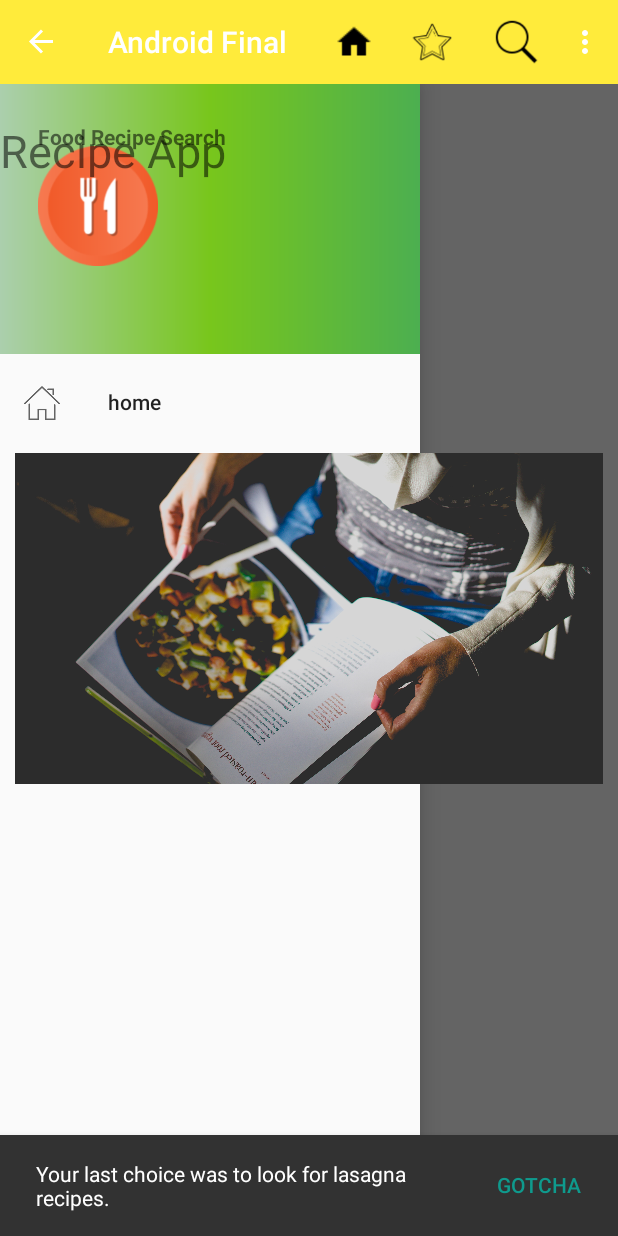
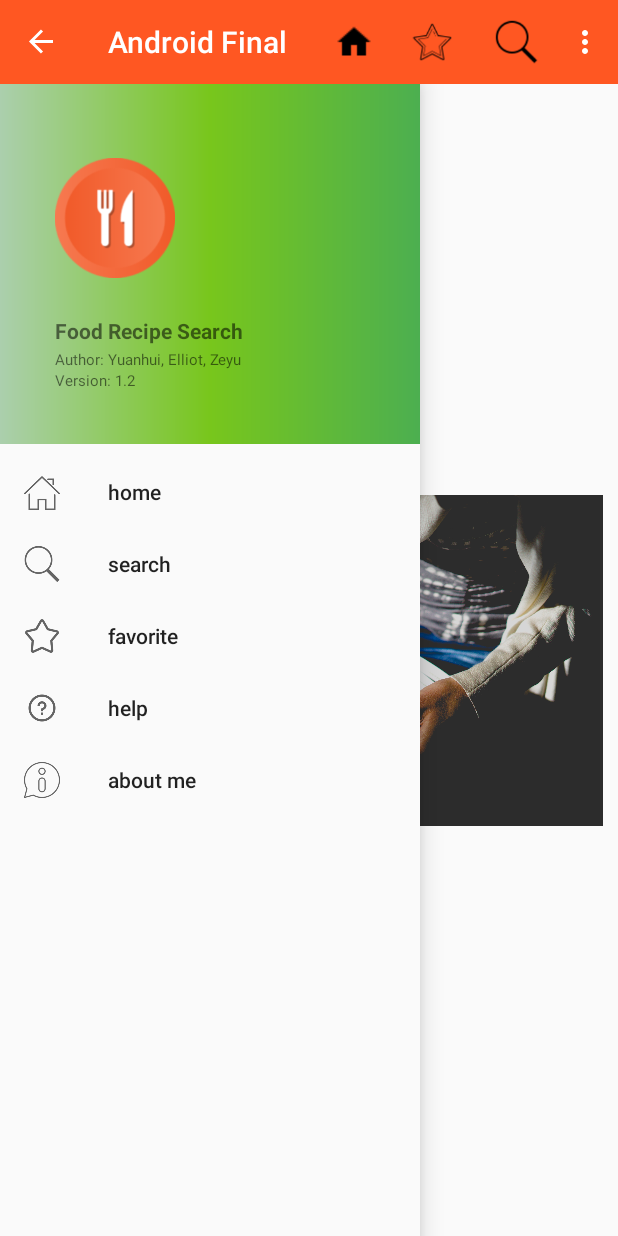
Before and after one commit to ZeyuLiAlgonquin/CST2335-final-project, an Android app: the screen it shows after launch (RecipeMain), with the side drawer open, on a phone screen of 412 x 824 dp. Run offline under Robolectric (Android 15) with nearby library versions, the phone set to English and light mode, and no system bars.

Commit message:
drawer toolbar works with main_with_toolbar_drawer.xml layout

```diff
--- a/app/src/main/java/com/example/recipeapp/Recipe/RecipeMain.java
+++ b/app/src/main/java/com/example/recipeapp/Recipe/RecipeMain.java
@@ -40,39 +40,40 @@ public class RecipeMain extends AppCompatActivity implements NavigationView.OnNa
     @Override
     public void onCreate(Bundle savedInstanceState) {
         super.onCreate(savedInstanceState);
-        setContentView(R.layout.recipe_main_activty);
+//        setContentView(R.layout.recipe_main_activty);
+        setContentView(R.layout.main_with_toolbar_drawer);
 
 //        Toolbar toolbar = (Toolbar) findViewById(R.id.recipeToolbar);
 //        setSupportActionBar(toolbar);
 
-        String chickOrLasgne;
-        Boolean bool = false;
-        SharedPreferences pref = getApplicationContext().getSharedPreferences("MyPref", 0);
-
-        pref.getBoolean("chicken", bool);
-
-        if (bool) {
-            chickOrLasgne = getString(R.string.lastchoicechicken);
-        } else {
-            chickOrLasgne = getString(R.string.lastchoicelasagan);
-        }
-        CoordinatorLayout cLayout = (CoordinatorLayout) findViewById(R.id.coordinatorLayout);
-
-        Snackbar.make(cLayout, chickOrLasgne, Snackbar.LENGTH_INDEFINITE)
-                .setAction(getString(R.string.gotcha), new View.OnClickListener() {
-                    @Override
-                    public void onClick(View v) {
-                        // Respond to the click, or not it's really up to you
-                    }
-                }).show();
-        Button button = findViewById(R.id.recipeMainButton);
-
-        button.setOnClickListener(click ->
-        {
-            //first parameter is any view on screen. second parameter is the text. Third parameter is the length (SHORT/LONG)
-            Intent nextActivity = new Intent(RecipeMain.this, RecipeSearch.class);
-            startActivityForResult(nextActivity, 346); //make the transition
-        });
+//        String chickOrLasgne;
+//        Boolean bool = false;
+//        SharedPreferences pref = getApplicationContext().getSharedPreferences("MyPref", 0);
+//
+//        pref.getBoolean("chicken", bool);
+//
+//        if (bool) {
+//            chickOrLasgne = getString(R.string.lastchoicechicken);
+//        } else {
+//            chickOrLasgne = getString(R.string.lastchoicelasagan);
+//        }
+//        CoordinatorLayout cLayout = (CoordinatorLayout) findViewById(R.id.coordinatorLayout);
+//
+//        Snackbar.make(cLayout, chickOrLasgne, Snackbar.LENGTH_INDEFINITE)
+//                .setAction(getString(R.string.gotcha), new View.OnClickListener() {
+//                    @Override
+//                    public void onClick(View v) {
+//                        // Respond to the click, or not it's really up to you
+//                    }
+//                }).show();
+//        Button button = findViewById(R.id.recipeMainButton);
+//
+//        button.setOnClickListener(click ->
+//        {
+//            //first parameter is any view on screen. second parameter is the text. Third parameter is the length (SHORT/LONG)
+//            Intent nextActivity = new Intent(RecipeMain.this, RecipeSearch.class);
+//            startActivityForResult(nextActivity, 346); //make the transition
+//        });
 
 
 //        Toolbar toolbar1 = findViewById(R.id.toolbar);
--- a/app/src/main/res/layout/header_file.xml
+++ b/app/src/main/res/layout/header_file.xml
@@ -3,27 +3,59 @@
     xmlns:app="http://schemas.android.com/apk/res-auto"
     xmlns:tools="http://schemas.android.com/tools"
     android:layout_width="match_parent"
-    android:layout_height="180dp"
+    android:layout_height="240dp"
     android:orientation="vertical"
     android:padding="25dp"
     android:background="@drawable/header_color">
 
     <ImageView
+        android:id="@+id/imageView2"
         android:layout_width="80dp"
         android:layout_height="80dp"
-        android:layout_marginTop="16dp"
+        android:layout_marginStart="8dp"
+        android:layout_marginTop="24dp"
         android:src="@drawable/restaurant"
-        app:layout_constraintTop_toTopOf="parent"
-        tools:layout_editor_absoluteX="4dp" />
+        app:layout_constraintEnd_toEndOf="parent"
+        app:layout_constraintHorizontal_bias="0.024"
+        app:layout_constraintStart_toStartOf="parent"
+        app:layout_constraintTop_toTopOf="parent" />
 
     <TextView
         android:id="@+id/app_title"
-        android:layout_width="match_parent"
-        android:layout_height="wrap_content"
+        android:layout_width="141dp"
+        android:layout_height="22dp"
         android:text="Food Recipe Search"
         android:textStyle="bold"
-        tools:layout_editor_absoluteX="-4dp"
-        tools:layout_editor_absoluteY="113dp" />
+        app:layout_constraintBottom_toBottomOf="parent"
+        app:layout_constraintEnd_toEndOf="parent"
+        app:layout_constraintHorizontal_bias="0.0"
+        app:layout_constraintStart_toStartOf="@+id/imageView2"
+        app:layout_constraintTop_toBottomOf="@+id/imageView2"
+        app:layout_constraintVertical_bias="0.404" />
+
+    <TextView
+        android:id="@+id/author"
+        android:layout_width="wrap_content"
+        android:layout_height="wrap_content"
+        android:text="Author: Yuanhui, Elliot, Zeyu"
+        android:textSize="10sp"
+        app:layout_constraintEnd_toEndOf="parent"
+        app:layout_constraintHorizontal_bias="0.0"
+        app:layout_constraintStart_toStartOf="@+id/app_title"
+        app:layout_constraintTop_toBottomOf="@+id/app_title" />
+
+    <TextView
+        android:id="@+id/version"
+        android:layout_width="wrap_content"
+        android:layout_height="wrap_content"
+        android:text="Version: 1.2"
+        android:textSize="10sp"
+        app:layout_constraintBottom_toBottomOf="parent"
+        app:layout_constraintEnd_toEndOf="parent"
+        app:layout_constraintHorizontal_bias="0.0"
+        app:layout_constraintStart_toStartOf="@+id/author"
+        app:layout_constraintTop_toBottomOf="@+id/author"
+        app:layout_constraintVertical_bias="0.0" />
 
 
 </androidx.constraintlayout.widget.ConstraintLayout>
--- /dev/null
+++ b/app/src/main/res/layout/main_with_toolbar_drawer.xml
@@ -0,0 +1,47 @@
+<?xml version="1.0" encoding="utf-8"?>
+<androidx.constraintlayout.widget.ConstraintLayout xmlns:android="http://schemas.android.com/apk/res/android"
+    xmlns:app="http://schemas.android.com/apk/res-auto"
+    xmlns:tools="http://schemas.android.com/tools"
+    android:layout_width="match_parent"
+    android:layout_height="match_parent">
+
+
+    <ImageView
+        android:id="@+id/recipeMainImage"
+        android:layout_width="match_parent"
+        android:layout_height="400dp"
+        android:layout_gravity="center"
+        android:layout_margin="10dp"
+        android:layout_marginStart="8dp"
+        android:layout_marginTop="10dp"
+        android:layout_marginEnd="8dp"
+        android:contentDescription="Photo by Dan Gold on Unsplash"
+        android:scaleType="centerInside"
+        android:src="@drawable/recipe_main"
+        android:visibility="visible"
+        app:layout_constraintBottom_toBottomOf="@+id/recipeToolbarDrawer"
+        app:layout_constraintEnd_toEndOf="parent"
+        app:layout_constraintHorizontal_bias="0.0"
+        app:layout_constraintStart_toStartOf="parent"
+        app:layout_constraintTop_toBottomOf="@+id/recipeMainText"
+        app:layout_constraintVertical_bias="0.318" />
+
+    <TextView
+        android:id="@+id/recipeMainText"
+        android:layout_width="wrap_content"
+        android:layout_height="wrap_content"
+        android:layout_marginStart="8dp"
+        android:layout_marginTop="108dp"
+        android:text="@string/recipeapp"
+        android:textSize="30dp"
+        app:layout_constraintEnd_toEndOf="parent"
+        app:layout_constraintHorizontal_bias="0.031"
+        app:layout_constraintStart_toStartOf="parent"
+        app:layout_constraintTop_toTopOf="@+id/recipeToolbarDrawer" />
+
+    <include
+        android:id="@+id/recipeToolbarDrawer"
+        layout="@layout/recipe_toolbar"
+        tools:layout_editor_absoluteX="0dp"
+        tools:layout_editor_absoluteY="31dp"></include>
+</androidx.constraintlayout.widget.ConstraintLayout>
--- a/app/src/main/res/layout/recipe_toolbar.xml
+++ b/app/src/main/res/layout/recipe_toolbar.xml
@@ -5,28 +5,27 @@
     android:layout_width="match_parent"
     android:layout_height="match_parent"
     tools:context=".Recipe.RecipeMain"
-    android:orientation="vertical" >
+    android:orientation="vertical"
+    android:fitsSystemWindows="true" >
 
     <androidx.appcompat.widget.Toolbar
+        android:id="@+id/recipeToolbar"
         android:layout_width="match_parent"
         android:layout_height="wrap_content"
-        android:background="?attr/colorPrimary"
+        android:background="#FF5722"
         android:theme="@style/ThemeOverlay.AppCompat.Dark.ActionBar"
-        android:id="@+id/recipeToolbar"
-        app:menu="@menu/toolbar_menu"
         app:layout_constraintBottom_toBottomOf="parent"
         app:layout_constraintEnd_toEndOf="parent"
         app:layout_constraintHorizontal_bias="1.0"
         app:layout_constraintStart_toStartOf="parent"
         app:layout_constraintTop_toTopOf="parent"
-        app:layout_constraintVertical_bias="0.0">
-    </androidx.appcompat.widget.Toolbar>
+        app:layout_constraintVertical_bias="0.0"
+        app:menu="@menu/toolbar_menu"></androidx.appcompat.widget.Toolbar>
 
     <androidx.drawerlayout.widget.DrawerLayout
         android:id="@+id/drawer_layout"
         android:layout_width="match_parent"
         android:layout_height="match_parent"
-        android:background="#FAFAFA"
         android:fitsSystemWindows="true"
         tools:openDrawer="start">
 
@@ -44,15 +43,15 @@
             app:headerLayout="@layout/header_file"
             app:menu="@menu/drawer_menu" />
 
-        <ScrollView
-            android:layout_width="match_parent"
-            android:layout_height="match_parent">
+<!--        <ScrollView-->
+<!--            android:layout_width="match_parent"-->
+<!--            android:layout_height="match_parent">-->
 
-            <!--        <include-->
-            <!--            android:id="@+id/toolbar"-->
-            <!--            layout="@layout/toolbar"/>-->
+<!--            &lt;!&ndash;        <include&ndash;&gt;-->
+<!--            &lt;!&ndash;            android:id="@+id/toolbar"&ndash;&gt;-->
+<!--            &lt;!&ndash;            layout="@layout/toolbar"/>&ndash;&gt;-->
 
-        </ScrollView>
+<!--        </ScrollView>-->
 
 
     </androidx.drawerlayout.widget.DrawerLayout>
```
